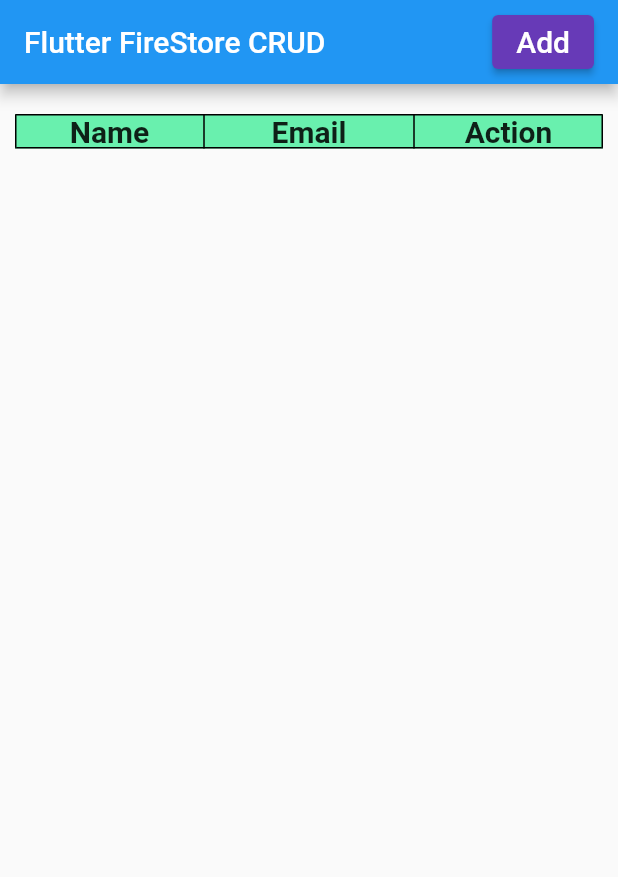
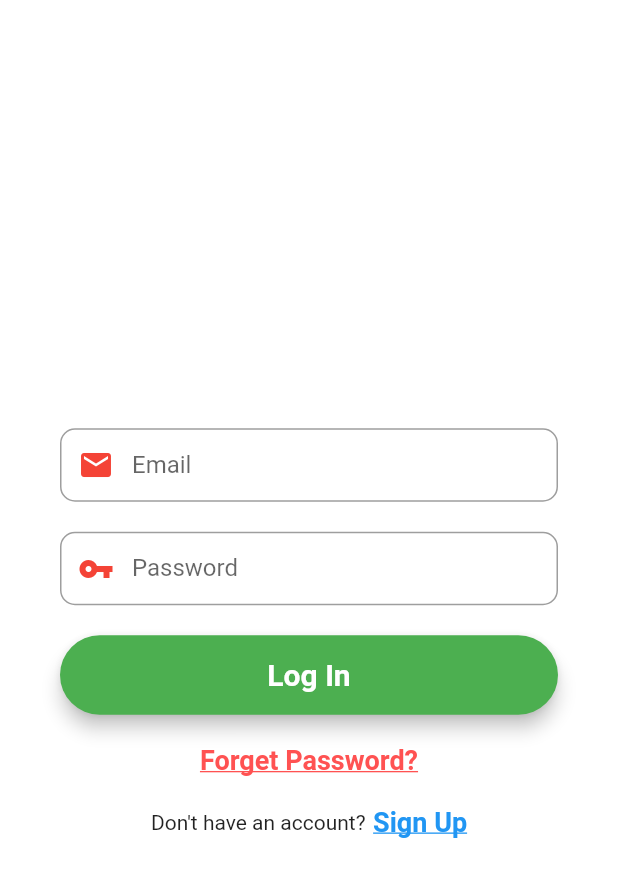
Before and after one commit to sharadpaudel220/student_detail_keeping_app, a Flutter app: the screen it shows after launch, on a phone screen of 412 x 824 dp. Shown: the top 877 px of the screen. Run offline on Flutter 3.47's test engine with Material 2 defaults, Android fonts, the phone set to English and light mode, and no system bars; our stand-ins replace cloud_firestore, firebase_auth, firebase_core; missing offline and left inert: dart:ffi; accounts and stored records are empty.

Commit message:
Fifth Commit

```diff
--- a/lib/main.dart
+++ b/lib/main.dart
@@ -1,42 +1,75 @@
+import 'package:firebase_auth/firebase_auth.dart';
 import 'package:firebase_core/firebase_core.dart';
 import 'package:flutter/material.dart';
 import 'package:project/pages/home_page.dart';
+import 'package:project/pages/signin.dart';
+import 'package:project/pages/signup.dart';
 
-void main() async {
-  // WidgetsFlutterBinding.ensureInitialized();
-  // await Firebase.initializeApp();
+// void main() async {
+//   // WidgetsFlutterBinding.ensureInitialized();
+//   // await Firebase.initializeApp();
+//   WidgetsFlutterBinding.ensureInitialized();
+//   await Firebase.initializeApp(
+//       // options: DefaultFirebaseOptions.currentPlatform,
+//       );
+
+//   runApp(MyApp());
+// }
+
+// class MyApp extends StatelessWidget {
+//   final Future<FirebaseApp> _initialization = Firebase.initializeApp();
+//   @override
+//   Widget build(BuildContext context) {
+//     return FutureBuilder(
+//       future: _initialization,
+//       builder: (context, snapshot) {
+//         // CHeck for Errors
+//         if (snapshot.hasError) {
+//           print("Something went Wrong");
+//         }
+//         // once Completed, show your application
+//         if (snapshot.connectionState == ConnectionState.done) {
+//           return MaterialApp(
+//             title: 'Flutter Firestore CRUD',
+//             theme: ThemeData(
+//               primarySwatch: Colors.blue,
+//             ),
+//             debugShowCheckedModeBanner: false,
+//             home: HomePage(),
+//           );
+//         }
+//         return CircularProgressIndicator();
+//       },
+//     );
+//   }
+// }
+Future<void> main() async {
   WidgetsFlutterBinding.ensureInitialized();
-  await Firebase.initializeApp(
-      // options: DefaultFirebaseOptions.currentPlatform,
-      );
-
-  runApp(MyApp());
+  await Firebase.initializeApp();
+  runApp(const MyApp());
 }
 
 class MyApp extends StatelessWidget {
-  final Future<FirebaseApp> _initialization = Firebase.initializeApp();
+  const MyApp({Key? key}) : super(key: key);
+
   @override
   Widget build(BuildContext context) {
-    return FutureBuilder(
-      future: _initialization,
-      builder: (context, snapshot) {
-        // CHeck for Errors
-        if (snapshot.hasError) {
-          print("Something went Wrong");
-        }
-        // once Completed, show your application
-        if (snapshot.connectionState == ConnectionState.done) {
-          return MaterialApp(
-            title: 'Flutter Firestore CRUD',
-            theme: ThemeData(
-              primarySwatch: Colors.blue,
-            ),
-            debugShowCheckedModeBanner: false,
-            home: HomePage(),
-          );
-        }
-        return CircularProgressIndicator();
-      },
+    return MaterialApp(
+      color: Colors.white,
+      debugShowCheckedModeBanner: false,
+      title: 'Student Detail Keeping App',
+      home: Scaffold(
+        body: StreamBuilder<User?>(
+          stream: FirebaseAuth.instance.authStateChanges(),
+          builder: (context, snapshot) {
+            if (snapshot.hasData) {
+              return HomePage();
+            } else {
+              return SigninScreen();
+            }
+          },
+        ),
+      ),
     );
   }
 }
--- /dev/null
+++ b/lib/pages/signin.dart
@@ -0,0 +1,225 @@
+// import 'package:firebase_auth/firebase_auth.dart';
+import 'package:firebase_auth/firebase_auth.dart';
+import 'package:flutter/material.dart';
+import 'package:project/pages/home_page.dart';
+// import 'package:note_keeping_app/screens/signup.dart';
+import 'package:project/pages/signup.dart';
+// import '../libraries.dart';
+
+class SigninScreen extends StatefulWidget {
+  const SigninScreen({Key? key}) : super(key: key);
+
+  @override
+  State<SigninScreen> createState() => _SigninScreenState();
+}
+
+class _SigninScreenState extends State<SigninScreen> {
+// showing snack bar for errors
+  showSnackBar(String snackText, Duration d) {
+    final snackBar = SnackBar(
+      content: Text(snackText),
+      duration: d,
+    );
+    ScaffoldMessenger.of(context).showSnackBar(snackBar);
+  }
+
+  // form key
+  final _formKey = GlobalKey<FormState>();
+
+  // editing controller
+  final TextEditingController emailController = TextEditingController();
+  final TextEditingController passwordController = TextEditingController();
+
+  // firebase
+  final _auth = FirebaseAuth.instance;
+
+  @override
+  Widget build(BuildContext context) {
+    // email field
+    final emailField = TextFormField(
+      decoration: InputDecoration(
+          prefixIcon: const Icon(Icons.mail),
+          prefixIconColor: Colors.red,
+          contentPadding: const EdgeInsets.fromLTRB(10, 15, 10, 15),
+          labelText: "Email",
+          border:
+              OutlineInputBorder(borderRadius: BorderRadius.circular(10.0))),
+      autofocus: false,
+      controller: emailController,
+      keyboardType: TextInputType.emailAddress,
+      validator: (value) {
+        if (value!.isEmpty) {
+          return ("Please Enter your Email");
+        }
+        // reg expression for email validation
+        if (!RegExp("^[a-zA-Z0-9+_.-]+@[a-zA-Z0-9.-]+.[a-z]").hasMatch(value)) {
+          return ("Please Enter a valid Email");
+        }
+        return null;
+      },
+      onSaved: (value) => emailController.text = value!,
+      textInputAction: TextInputAction.next,
+    );
+
+// password field
+    final passwordField = TextFormField(
+      decoration: InputDecoration(
+          prefixIcon: const Icon(Icons.vpn_key),
+          prefixIconColor: Colors.red,
+          contentPadding: const EdgeInsets.fromLTRB(10, 15, 10, 15),
+          // hintText: "Enter your password",
+          labelText: "Password",
+          border:
+              OutlineInputBorder(borderRadius: BorderRadius.circular(10.0))),
+      autofocus: false,
+      controller: passwordController,
+      obscureText: true,
+      validator: (value) {
+        RegExp regex = RegExp(r'^.{6,}$');
+        if (value!.isEmpty) {
+          return ("Password is required for login");
+        }
+        if (!regex.hasMatch(value)) {
+          return ("Please Enter Valid Password(Minimum 6 characters)");
+        }
+        return null;
+      },
+      onSaved: (value) => passwordController.text = value!,
+      textInputAction: TextInputAction.done,
+    );
+
+    // login button
+
+    final loginButton = Material(
+      elevation: 5,
+      borderRadius: BorderRadius.circular(30.0),
+      color: Colors.green,
+      child: MaterialButton(
+        padding: const EdgeInsets.fromLTRB(10, 15, 10, 15),
+        minWidth: MediaQuery.of(context).size.width,
+        child: const Text(
+          "Log In",
+          style: TextStyle(
+              color: Colors.white, fontWeight: FontWeight.bold, fontSize: 20.0),
+        ),
+        onPressed: () {
+          signIn(emailController.text, passwordController.text);
+        },
+      ),
+    );
+    final forgetPassword = GestureDetector(
+      child: const Text(
+        "Forget Password?",
+        style: TextStyle(
+            decoration: TextDecoration.underline,
+            color: Colors.redAccent,
+            fontSize: 18.0,
+            fontWeight: FontWeight.bold),
+      ),
+      onTap: () {
+        // Navigator.pushReplacement(
+        //     context,
+        //     MaterialPageRoute(
+        //         builder: (context) => const ForgetPasswordPage()));
+      },
+    );
+    return Scaffold(
+      backgroundColor: Colors.white,
+      body: Center(
+        child: SingleChildScrollView(
+          child: Container(
+            color: Colors.white,
+            child: Padding(
+              padding: const EdgeInsets.all(40.0),
+              child: Form(
+                  key: _formKey,
+                  child: Column(
+                    mainAxisAlignment: MainAxisAlignment.center,
+                    crossAxisAlignment: CrossAxisAlignment.center,
+                    children: [
+                      // SizedBox(
+                      //   child: Image.asset(
+                      //     "assets/images/sikshyatechnology.jpg",
+                      //     height: MediaQuery.of(context).size.height * 0.2,
+                      //     fit: BoxFit.contain,
+                      //   ),
+                      // ),
+                      const SizedBox(height: 20.0),
+                      emailField,
+                      const SizedBox(height: 20.0),
+                      passwordField,
+                      const SizedBox(height: 20.0),
+                      loginButton,
+                      const SizedBox(height: 20.0),
+                      forgetPassword,
+                      const SizedBox(height: 20.0),
+                      Row(
+                        crossAxisAlignment: CrossAxisAlignment.center,
+                        mainAxisAlignment: MainAxisAlignment.center,
+                        children: [
+                          const Text("Don't have an account?"),
+                          const SizedBox(width: 5.0),
+                          GestureDetector(
+                            child: const Text(
+                              "Sign Up",
+                              style: TextStyle(
+                                  fontWeight: FontWeight.bold,
+                                  fontSize: 18.0,
+                                  decoration: TextDecoration.underline,
+                                  color: Colors.blue),
+                            ),
+                            onTap: () {
+                              Navigator.push(
+                                  context,
+                                  MaterialPageRoute(
+                                      builder: (context) =>
+                                          const SignupScreen()));
+                            },
+                          )
+                        ],
+                      )
+                    ],
+                  )),
+            ),
+          ),
+        ),
+      ),
+    );
+  }
+
+  // login function
+
+  void signIn(String email, String password) async {
+    if (_formKey.currentState!.validate()) {
+      await _auth
+          .signInWithEmailAndPassword(email: email, password: password)
+          .then((uid) => {
+                ScaffoldMessenger.of(context).showSnackBar(const SnackBar(
+                  content: Text("Login Successfull"),
+                  duration: Duration(seconds: 5),
+                )),
+                Navigator.of(context).pushAndRemoveUntil(
+                    MaterialPageRoute(builder: (context) => HomePage()),
+                    ((route) => false)),
+              })
+          .catchError((e) {
+        showDialog(
+            context: context,
+            builder: (BuildContext context) {
+              return AlertDialog(
+                title: const Text("Error Message"),
+                content: Text(e!.message),
+                backgroundColor: Colors.red,
+                actions: [
+                  IconButton(
+                      onPressed: () {
+                        Navigator.of(context).pop();
+                      },
+                      icon: const Icon(Icons.exit_to_app))
+                ],
+              );
+            });
+      });
+    }
+  }
+}
--- a/pubspec.yaml
+++ b/pubspec.yaml
@@ -36,6 +36,7 @@ dependencies:
   cupertino_icons: ^1.0.2
   cloud_firestore: ^3.4.3
   firebase_core: ^1.20.0
+  firebase_auth: ^3.6.4
 
 
 dev_dependencies:
```
Also changed, not shown: lib/models/user_models.dart (added, +34 -0 lines), lib/pages/add_student_page.dart (+9 -10 lines), lib/pages/signup.dart (added, +345 -0 lines), lib/pages/update_student_page.dart.dart (+8 -8 lines), lib/pages/home_page.dart (line endings or trailing spaces), pubspec.lock, 13 other files.
